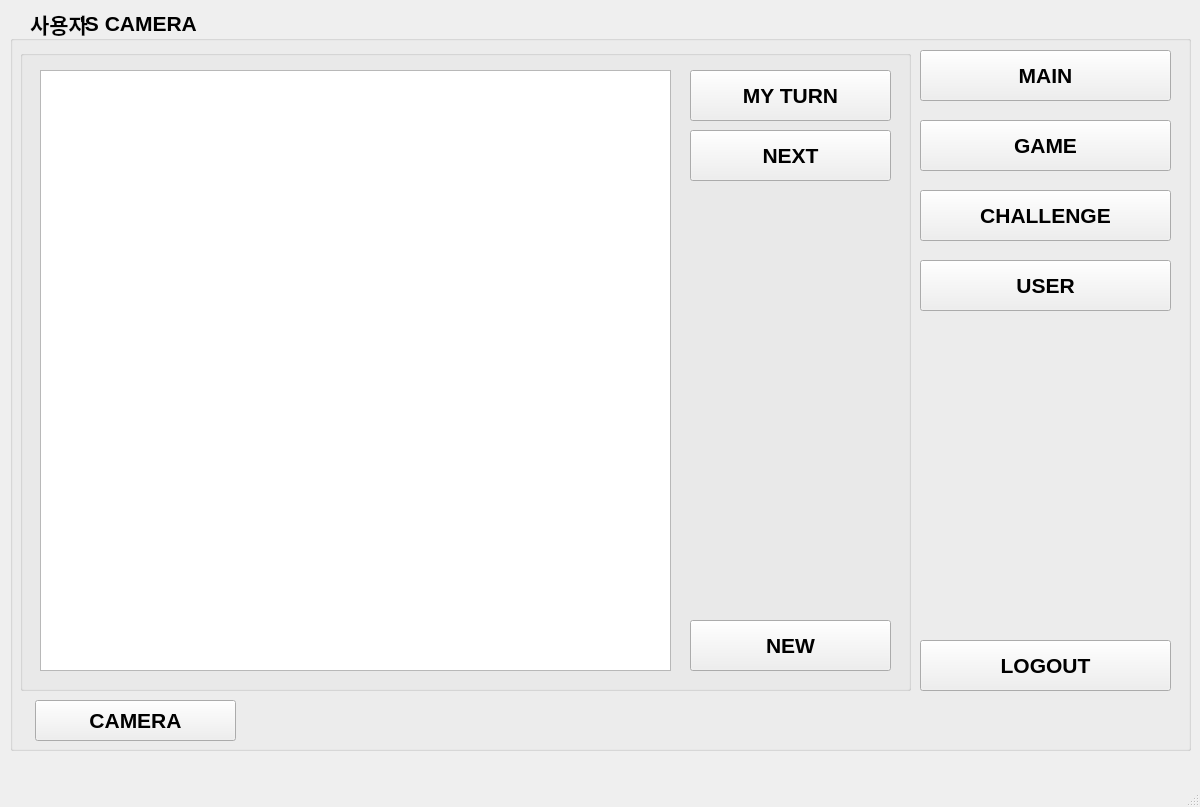
This is simple.ui in MYFIT-Make-Your-Fitness/MYFIT as Qt 5 draws it before an edit. The edited form follows.
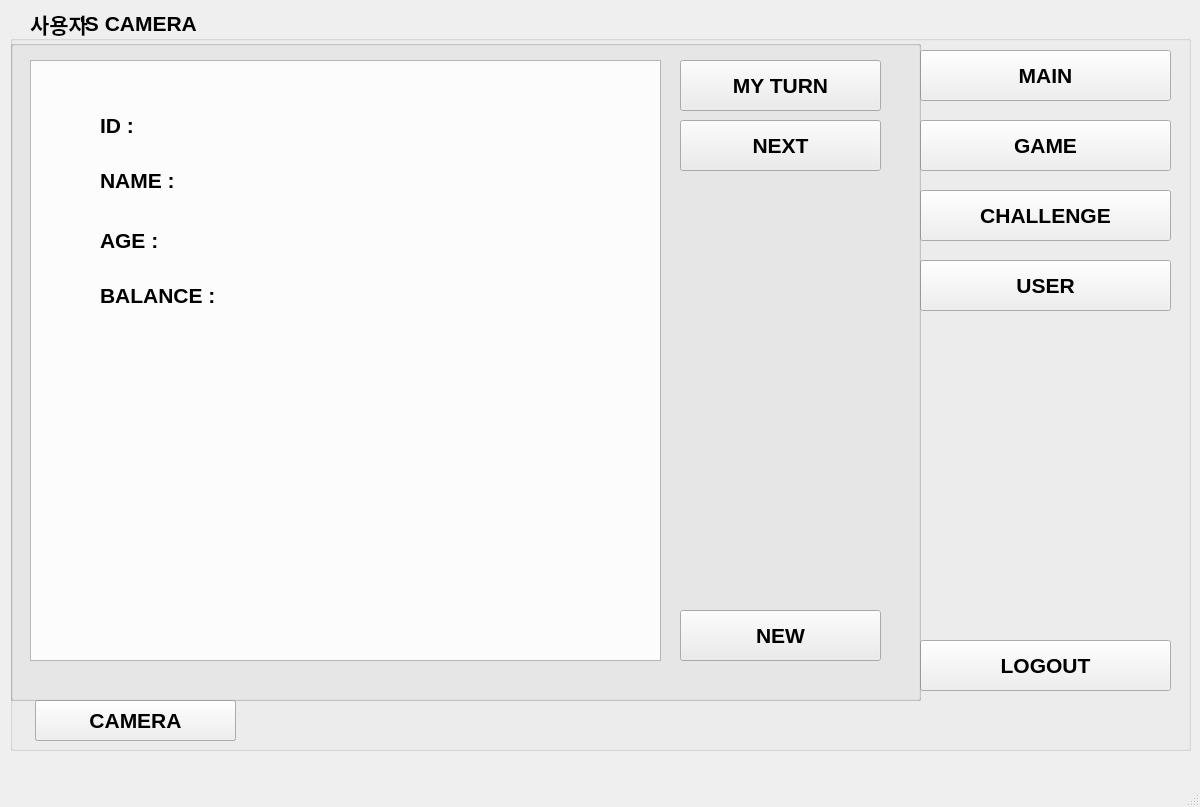
This is the edited form. Custom widgets are drawn as their Qt base class.

Commit message:
User페이지, Camera버튼
- Main, Game Camera버튼 다르게 하기 위하여 추가
-User페이지: ID, Name, Age, balance graph 틀 구현

Patch:
```diff
--- a/simple.ui
+++ b/simple.ui
@@ -148,14 +148,15 @@
        <height>641</height>
       </rect>
      </property>
+     <zorder>groupBox_ch</zorder>
     </widget>
     <widget class="QGroupBox" name="groupBox_ch">
      <property name="geometry">
       <rect>
-       <x>10</x>
-       <y>40</y>
-       <width>891</width>
-       <height>641</height>
+       <x>0</x>
+       <y>30</y>
+       <width>911</width>
+       <height>661</height>
       </rect>
      </property>
      <property name="title">
@@ -210,6 +211,138 @@
        <string>NEW</string>
       </property>
      </widget>
+     <zorder>btnNext</zorder>
+     <zorder>btnTurn</zorder>
+     <zorder>listView</zorder>
+     <zorder>btnNew</zorder>
+     <zorder>groupBox_us</zorder>
+    </widget>
+    <widget class="QPushButton" name="btnCamera_2">
+     <property name="geometry">
+      <rect>
+       <x>25</x>
+       <y>690</y>
+       <width>201</width>
+       <height>41</height>
+      </rect>
+     </property>
+     <property name="text">
+      <string>CAMERA</string>
+     </property>
+    </widget>
+    <widget class="QGroupBox" name="groupBox_us">
+     <property name="geometry">
+      <rect>
+       <x>0</x>
+       <y>30</y>
+       <width>911</width>
+       <height>661</height>
+      </rect>
+     </property>
+     <property name="title">
+      <string/>
+     </property>
+     <widget class="QLabel" name="btnId">
+      <property name="geometry">
+       <rect>
+        <x>90</x>
+        <y>70</y>
+        <width>81</width>
+        <height>31</height>
+       </rect>
+      </property>
+      <property name="text">
+       <string>ID :</string>
+      </property>
+     </widget>
+     <widget class="QLabel" name="btnId_input">
+      <property name="geometry">
+       <rect>
+        <x>170</x>
+        <y>60</y>
+        <width>91</width>
+        <height>41</height>
+       </rect>
+      </property>
+      <property name="text">
+       <string/>
+      </property>
+     </widget>
+     <widget class="QLabel" name="btnName">
+      <property name="geometry">
+       <rect>
+        <x>90</x>
+        <y>120</y>
+        <width>101</width>
+        <height>41</height>
+       </rect>
+      </property>
+      <property name="text">
+       <string>NAME :</string>
+      </property>
+     </widget>
+     <widget class="QLabel" name="btnName_input">
+      <property name="geometry">
+       <rect>
+        <x>210</x>
+        <y>110</y>
+        <width>131</width>
+        <height>51</height>
+       </rect>
+      </property>
+      <property name="text">
+       <string/>
+      </property>
+     </widget>
+     <widget class="QLabel" name="btnBalance">
+      <property name="geometry">
+       <rect>
+        <x>90</x>
+        <y>230</y>
+        <width>171</width>
+        <height>51</height>
+       </rect>
+      </property>
+      <property name="text">
+       <string>BALANCE :</string>
+      </property>
+     </widget>
+     <widget class="QLabel" name="btnAge">
+      <property name="geometry">
+       <rect>
+        <x>90</x>
+        <y>180</y>
+        <width>101</width>
+        <height>41</height>
+       </rect>
+      </property>
+      <property name="text">
+       <string>AGE :</string>
+      </property>
+     </widget>
+     <widget class="QLabel" name="btnAge_input">
+      <property name="geometry">
+       <rect>
+        <x>200</x>
+        <y>180</y>
+        <width>121</width>
+        <height>41</height>
+       </rect>
+      </property>
+      <property name="text">
+       <string/>
+      </property>
+     </widget>
+     <widget class="PlotWidget" name="Graph" native="true">
+      <property name="geometry">
+       <rect>
+        <x>190</x>
+        <y>280</y>
+        <width>661</width>
+        <height>321</height>
+       </rect>
+      </property>
+     </widget>
     </widget>
     <zorder>ImgWidget</zorder>
     <zorder>btnCamera</zorder>
@@ -220,6 +353,8 @@
     <zorder>btnLogout</zorder>
     <zorder>loginName</zorder>
     <zorder>groupBox_ch</zorder>
+    <zorder>btnCamera_2</zorder>
+    <zorder>groupBox_us</zorder>
    </widget>
   </widget>
   <widget class="QMenuBar" name="menubar">
@@ -234,6 +369,14 @@
   </widget>
   <widget class="QStatusBar" name="statusbar"/>
  </widget>
+ <customwidgets>
+  <customwidget>
+   <class>PlotWidget</class>
+   <extends>QWidget</extends>
+   <header>pyqtgraph</header>
+   <container>1</container>
+  </customwidget>
+ </customwidgets>
  <resources/>
  <connections/>
 </ui>
```
